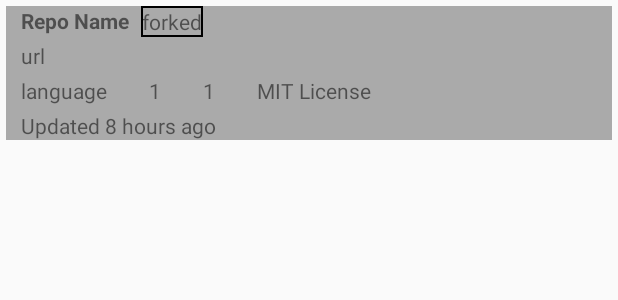
After one commit to StudyFork/CleanArchitectureStudy01, an Android app: the layout rv_repo_item.xml on its own in the app's theme, with its tools: preview values and no code run, on a phone screen of 412 x 824 dp. The commit adds this screen. Shown: the top 300 px of the screen. Run offline under Robolectric (Android 15) with nearby library versions, the phone set to English and light mode, and no system bars.

Commit message:
RecyclerView 의 아이템 레이아웃 추가 및 String 리소스 업데이트

```diff
--- /dev/null
+++ b/BeokBeok/GitBeokTree/reposearch/src/main/res/drawable/border.xml
@@ -0,0 +1,11 @@
+<?xml version="1.0" encoding="utf-8"?>
+<shape xmlns:android="http://schemas.android.com/apk/res/android">
+    <stroke
+        android:width="1dp"
+        android:color="#000000" />
+    <padding
+        android:bottom="1dp"
+        android:left="1dp"
+        android:right="1dp"
+        android:top="1dp" />
+</shape>
--- /dev/null
+++ b/BeokBeok/GitBeokTree/reposearch/src/main/res/layout/rv_repo_item.xml
@@ -0,0 +1,149 @@
+<?xml version="1.0" encoding="utf-8"?>
+<layout xmlns:android="http://schemas.android.com/apk/res/android"
+    xmlns:app="http://schemas.android.com/apk/res-auto"
+    xmlns:tools="http://schemas.android.com/tools">
+
+    <data>
+
+        <import type="android.view.View" />
+
+        <variable
+            name="githubRepo"
+            type="com.beok.reposearch.entity.GithubRepoResEntity" />
+    </data>
+
+    <androidx.constraintlayout.widget.ConstraintLayout
+        android:layout_width="match_parent"
+        android:layout_height="wrap_content"
+        android:layout_margin="4dp"
+        android:background="@android:color/darker_gray"
+        android:paddingStart="10dp"
+        android:paddingEnd="10dp">
+
+        <TextView
+            android:id="@+id/tv_repo_name"
+            android:layout_width="wrap_content"
+            android:layout_height="wrap_content"
+            android:text="@{githubRepo.name}"
+            android:textSize="14sp"
+            android:textStyle="bold"
+            app:layout_constraintEnd_toStartOf="@id/tv_repo_forked"
+            app:layout_constraintStart_toStartOf="parent"
+            app:layout_constraintTop_toTopOf="parent"
+            tools:text="Repo Name" />
+
+        <TextView
+            android:id="@+id/tv_repo_forked"
+            android:layout_width="wrap_content"
+            android:layout_height="wrap_content"
+            android:layout_marginStart="8dp"
+            android:background="@drawable/border"
+            android:text="@{githubRepo.fork ? `forked` : ``}"
+            android:visibility="@{githubRepo.fork ? View.VISIBLE : View.GONE}"
+            app:layout_constraintStart_toEndOf="@id/tv_repo_name"
+            app:layout_constraintTop_toTopOf="parent"
+            tools:text="forked" />
+
+        <TextView
+            android:id="@+id/tv_repo_url"
+            android:layout_width="wrap_content"
+            android:layout_height="wrap_content"
+            android:layout_marginTop="4dp"
+            android:text="@{githubRepo.htmlUrl}"
+            app:layout_constraintStart_toStartOf="parent"
+            app:layout_constraintTop_toBottomOf="@id/tv_repo_name"
+            tools:text="url" />
+
+        <TextView
+            android:id="@+id/tv_repo_language"
+            android:layout_width="wrap_content"
+            android:layout_height="wrap_content"
+            android:layout_marginTop="4dp"
+            android:layout_marginEnd="4dp"
+            android:text="@{githubRepo.language}"
+            android:visibility="@{githubRepo.language.length() == 0 ? View.GONE : View.VISIBLE}"
+            app:layout_constraintEnd_toStartOf="@id/iv_repo_star"
+            app:layout_constraintStart_toStartOf="parent"
+            app:layout_constraintTop_toBottomOf="@id/tv_repo_url"
+            tools:text="language" />
+
+        <ImageView
+            android:id="@+id/iv_repo_star"
+            android:layout_width="20dp"
+            android:layout_height="20dp"
+            android:layout_marginTop="4dp"
+            android:layout_marginEnd="4dp"
+            android:contentDescription="@null"
+            app:layout_constraintEnd_toStartOf="@id/tv_repo_star"
+            app:layout_constraintStart_toEndOf="@id/tv_repo_language"
+            app:layout_constraintTop_toBottomOf="@id/tv_repo_url" />
+
+        <TextView
+            android:id="@+id/tv_repo_star"
+            android:layout_width="wrap_content"
+            android:layout_height="wrap_content"
+            android:layout_marginTop="4dp"
+            android:layout_marginEnd="4dp"
+            android:text="@{Integer.toString(githubRepo.stargazersCount)}"
+            app:layout_constraintEnd_toStartOf="@id/iv_repo_forks"
+            app:layout_constraintStart_toEndOf="@id/iv_repo_star"
+            app:layout_constraintTop_toBottomOf="@id/tv_repo_url"
+            tools:text="1" />
+
+        <ImageView
+            android:id="@+id/iv_repo_forks"
+            android:layout_width="20dp"
+            android:layout_height="20dp"
+            android:layout_marginTop="4dp"
+            android:layout_marginEnd="4dp"
+            android:contentDescription="@null"
+            app:layout_constraintEnd_toStartOf="@id/tv_repo_forks"
+            app:layout_constraintStart_toEndOf="@id/tv_repo_star"
+            app:layout_constraintTop_toBottomOf="@id/tv_repo_url" />
+
+        <TextView
+            android:id="@+id/tv_repo_forks"
+            android:layout_width="wrap_content"
+            android:layout_height="wrap_content"
+            android:layout_marginTop="4dp"
+            android:layout_marginEnd="4dp"
+            android:text="@{Integer.toString(githubRepo.forks)}"
+            app:layout_constraintEnd_toStartOf="@id/iv_repo_license"
+            app:layout_constraintStart_toEndOf="@id/iv_repo_forks"
+            app:layout_constraintTop_toBottomOf="@id/tv_repo_url"
+            tools:text="1" />
+
+        <ImageView
+            android:id="@+id/iv_repo_license"
+            android:layout_width="20dp"
+            android:layout_height="20dp"
+            android:layout_marginTop="4dp"
+            android:contentDescription="@null"
+            android:visibility="@{githubRepo.license.name.length() == 0 ? View.GONE : View.VISIBLE}"
+            app:layout_constraintEnd_toStartOf="@id/tv_repo_license"
+            app:layout_constraintStart_toEndOf="@id/tv_repo_forks"
+            app:layout_constraintTop_toBottomOf="@id/tv_repo_url" />
+
+        <TextView
+            android:id="@+id/tv_repo_license"
+            android:layout_width="wrap_content"
+            android:layout_height="wrap_content"
+            android:layout_marginStart="4dp"
+            android:layout_marginTop="4dp"
+            android:text="@{githubRepo.license.name}"
+            app:layout_constraintStart_toEndOf="@id/iv_repo_license"
+            app:layout_constraintTop_toBottomOf="@id/tv_repo_url"
+            tools:text="MIT License" />
+
+        <TextView
+            android:id="@+id/tv_repo_updated_at"
+            android:layout_width="wrap_content"
+            android:layout_height="wrap_content"
+            android:layout_marginTop="4dp"
+            android:text="@{@string/msg_updated_date(githubRepo.updateAt)}"
+            app:layout_constraintStart_toStartOf="parent"
+            app:layout_constraintTop_toBottomOf="@id/tv_repo_license"
+            tools:text="Updated 8 hours ago" />
+
+    </androidx.constraintlayout.widget.ConstraintLayout>
+</layout>
--- a/BeokBeok/GitBeokTree/reposearch/src/main/res/values/strings.xml
+++ b/BeokBeok/GitBeokTree/reposearch/src/main/res/values/strings.xml
@@ -1,4 +1,8 @@
 <resources>
 
     <string name="hint_input_user_to_search">레파지토리를 검색할 유저명을 입력해주세요.</string>
+    <string name="url_star_img">https://kids-code-games.github.io/variables-war/images/star.png</string>
+    <string name="url_fork_img">https://cdn0.iconfinder.com/data/icons/hippicons-technology/64/code-fork-512.png</string>
+    <string name="url_license_img">https://png.pngtree.com/svg/20150916/license_92605.png</string>
+    <string name="msg_updated_date">Updated %s</string>
 </resources>
```
